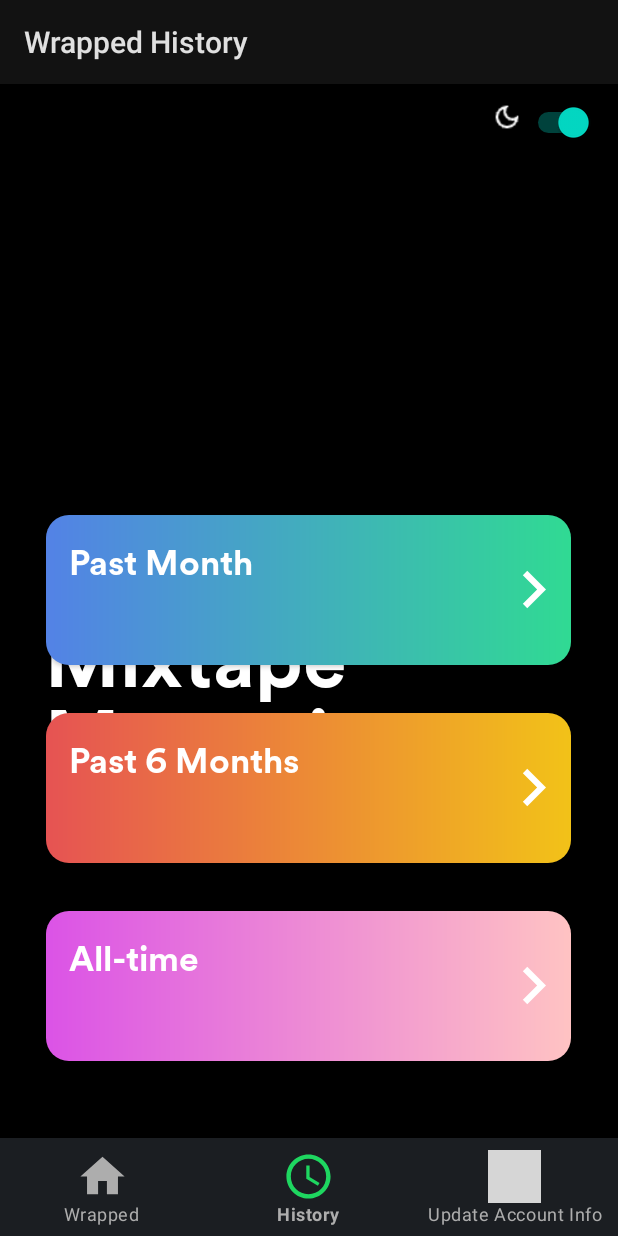
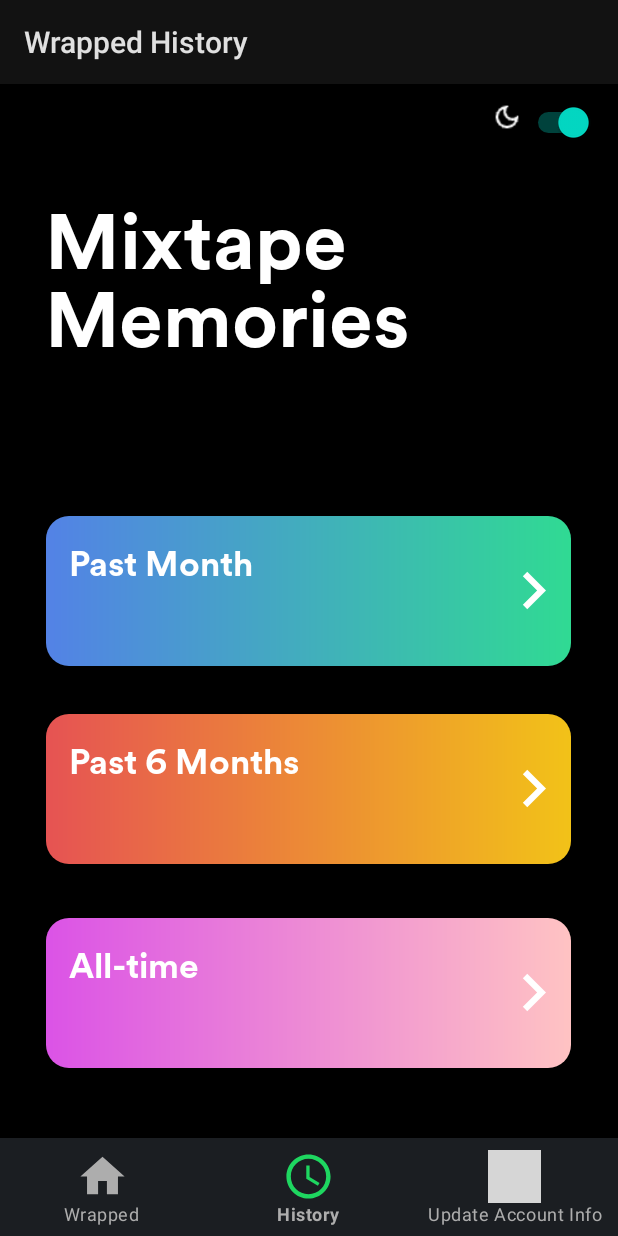
Before and after one commit to sh0608/Spotify-Wrapped, an Android app: the HistoryFragment screen opened through its navigation route, on a phone screen of 412 x 824 dp. Run offline under Robolectric (Android 15) with nearby library versions, the phone set to English and light mode, and no system bars; our stand-ins replace Picasso, navigation-ui; pictures from the network do not load; grey boxes are pictures that could not be loaded.

Commit message:
minor ui fixes

```diff
--- a/app/src/main/res/layout/fragment_history.xml
+++ b/app/src/main/res/layout/fragment_history.xml
@@ -33,34 +33,38 @@
         style="@style/TEXT"
         android:layout_width="277dp"
         android:layout_height="119dp"
-        android:layout_marginTop="60dp"
         android:fontFamily="@font/circular_spotifytext_bold"
         android:text="@string/mixtape_memories"
         android:textSize="52sp"
+        app:layout_constraintBottom_toBottomOf="parent"
         app:layout_constraintEnd_toEndOf="parent"
         app:layout_constraintHorizontal_bias="0.223"
         app:layout_constraintStart_toStartOf="parent"
-        app:layout_constraintTop_toTopOf="parent" />
+        app:layout_constraintTop_toTopOf="parent"
+        app:layout_constraintVertical_bias="0.026" />
 
     <androidx.appcompat.widget.AppCompatButton
+        android:id="@+id/button"
         style="@style/HISTORY_BUTTONS"
-        android:id="@+id/button"
         android:layout_width="350dp"
         android:layout_height="100dp"
         android:layout_marginBottom="32dp"
+        android:layout_marginTop="100dp"
         android:background="@drawable/gradient_history_one_month"
         android:text="@string/_1_month_wrapped"
         app:layout_constraintBottom_toTopOf="@+id/button2"
         app:layout_constraintEnd_toEndOf="parent"
         app:layout_constraintHorizontal_bias="0.491"
-        app:layout_constraintStart_toStartOf="parent" />
+        app:layout_constraintStart_toStartOf="parent"
+        app:layout_constraintTop_toBottomOf="@+id/textview_mixtape_memories"
+        app:layout_constraintVertical_bias="0.87" />
 
     <androidx.appcompat.widget.AppCompatButton
         android:id="@+id/button2"
         style="@style/HISTORY_BUTTONS"
         android:layout_width="350dp"
         android:layout_height="100dp"
-        android:layout_marginBottom="32dp"
+        android:layout_marginBottom="36dp"
         android:background="@drawable/gradient_history_sixmonth"
         android:text="@string/_6_months_wrapped"
         app:layout_constraintBottom_toTopOf="@+id/button3"
@@ -81,6 +85,6 @@
         app:layout_constraintHorizontal_bias="0.491"
         app:layout_constraintStart_toStartOf="parent"
         app:layout_constraintTop_toBottomOf="@+id/textview_mixtape_memories"
-        app:layout_constraintVertical_bias="0.945" />
+        app:layout_constraintVertical_bias="1.0" />
 
 </androidx.constraintlayout.widget.ConstraintLayout>
--- a/app/src/main/res/layout/fragment_history_one_month.xml
+++ b/app/src/main/res/layout/fragment_history_one_month.xml
@@ -1,11 +1,12 @@
 <?xml version="1.0" encoding="utf-8"?>
-<FrameLayout
+<LinearLayout
     xmlns:android="http://schemas.android.com/apk/res/android"
     xmlns:app="http://schemas.android.com/apk/res-auto"
     xmlns:tools="http://schemas.android.com/tools"
     android:layout_width="match_parent"
     android:layout_height="match_parent"
     style="@style/SCREEN_BACKGROUND"
+    android:orientation="vertical"
     tools:context=".ui.history.HistoryOneMonth">
 
 
@@ -24,4 +25,4 @@
         android:layout_marginLeft="10dp"
         android:layout_marginTop="100dp" />
 
-</FrameLayout>
+</LinearLayout>
--- a/app/src/main/res/layout/fragment_update_account.xml
+++ b/app/src/main/res/layout/fragment_update_account.xml
@@ -90,11 +90,13 @@
         android:layout_width="250dp"
         android:layout_height="62dp"
         android:layout_marginTop="116dp"
+        android:layout_marginBottom="350dp"
 
         android:fontFamily="@font/circular_spotifytext_black"
         android:text="@string/delete_account"
         android:textSize="14sp"
 
+        app:layout_constraintBottom_toBottomOf="parent"
         app:layout_constraintEnd_toEndOf="parent"
         app:layout_constraintHorizontal_bias="0.496"
         app:layout_constraintStart_toStartOf="parent"
```
Also changed, not shown: app/src/main/java/com/example/spotifywrapped/Wrapped.java (+11 -12 lines), app/src/main/res/layout/fragment_history_all_time.xml (+6 -5 lines).
